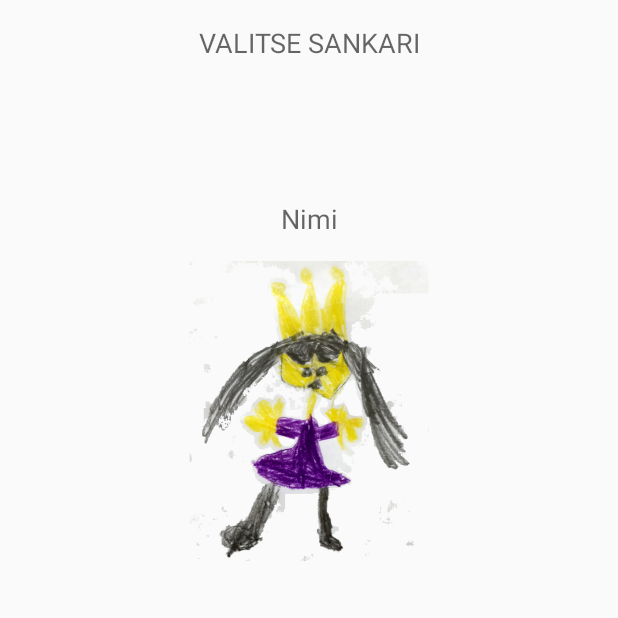
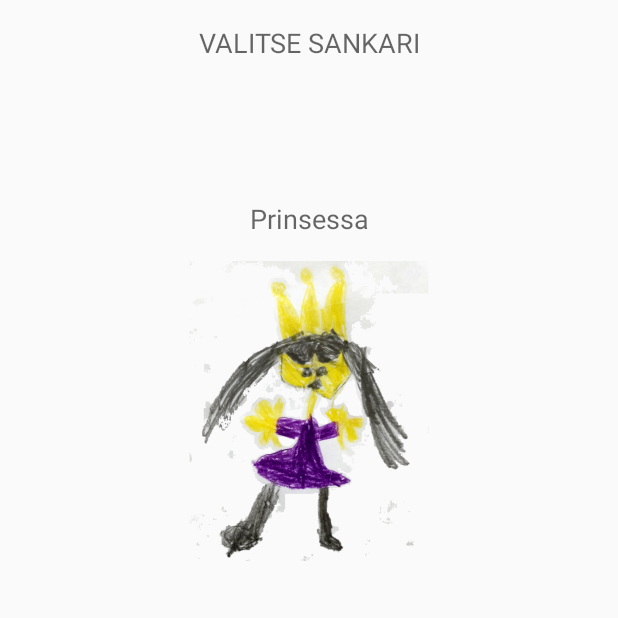
Before and after one commit to mvjseppa/EmmanSokkelo, an Android app: the screen it shows after launch (HeroViewPagerActivity), on a phone screen of 412 x 824 dp, the top half of it. Run offline under Robolectric (Android 15) with nearby library versions, the phone set to English and light mode, and no system bars; libraries missing offline, so code that uses them is left out: seppala.mikko.

Commit message:
When user selects a hero it is actually used in the maze. Add another hero type: "Tonttu"

```diff
--- a/app/src/main/java/seppala/mikko/EmmanSokkelo/HeroFragment.kt
+++ b/app/src/main/java/seppala/mikko/EmmanSokkelo/HeroFragment.kt
@@ -2,16 +2,59 @@ package seppala.mikko.EmmanSokkelo
 
 import android.os.Bundle
 import android.support.v4.app.Fragment
+import android.support.v4.content.ContextCompat
 import android.view.LayoutInflater
 import android.view.View
 import android.view.ViewGroup
+import android.widget.ImageView
+import android.widget.TextView
 
 class HeroFragment : Fragment() {
 
+    private lateinit var textView : TextView
+    private lateinit var imageView : ImageView
+
+    var imageId : Int = R.drawable.hero_500px
+    var name : String = "Name placeholder"
+
+    override fun onActivityCreated(savedInstanceState: Bundle?)
+    {
+        arguments = savedInstanceState
+        super.onActivityCreated(savedInstanceState)
+    }
+
     override fun onCreateView(inflater: LayoutInflater, container: ViewGroup?,
-                              savedInstanceState: Bundle?): View? {
+                              savedInstanceState: Bundle?): View?
+    {
         return inflater.inflate(R.layout.fragment_hero, container, false)
     }
 
+    override fun onViewCreated(view: View?, savedInstanceState: Bundle?)
+    {
+        textView = view?.findViewById(R.id.hero_name_text)!!
+        imageView = view.findViewById(R.id.hero_fragment_image)
 
+        arguments = savedInstanceState
+
+        textView.text = name
+        imageView.setImageDrawable(ContextCompat.getDrawable(context, imageId))
+
+        super.onViewCreated(view, savedInstanceState)
+    }
+
+    override fun setArguments(args: Bundle?)
+    {
+
+        imageId = args?.getInt("imageId") ?: imageId
+        name = args?.getString("name") ?: name
+
+        super.setArguments(args)
+    }
+
+    override fun onSaveInstanceState(outState: Bundle?)
+    {
+        outState?.putString("name", name)
+        outState?.putInt("imageId", imageId)
+        super.onSaveInstanceState(outState)
+    }
 }
--- a/app/src/main/java/seppala/mikko/EmmanSokkelo/HeroViewPagerActivity.kt
+++ b/app/src/main/java/seppala/mikko/EmmanSokkelo/HeroViewPagerActivity.kt
@@ -1,5 +1,6 @@
 package seppala.mikko.EmmanSokkelo
 
+import android.content.Intent
 import android.support.v4.app.FragmentManager
 import android.os.Bundle
 import android.support.v4.app.Fragment
@@ -15,9 +16,8 @@ class HeroViewPagerActivity : FragmentActivity()
     private lateinit var pager : ViewPager
     private lateinit var acceptButton : Button
     private val pagerAdapter = HeroPagerAdapter(supportFragmentManager)
-    private val fragments = arrayOf(HeroFragment(), HeroFragment(), HeroFragment())
 
-
+    private var fragments = emptyList<HeroFragment>()
 
 
     override fun onCreate(savedInstanceState: Bundle?)
@@ -25,11 +25,14 @@ class HeroViewPagerActivity : FragmentActivity()
         super.onCreate(savedInstanceState)
         setContentView(R.layout.activity_hero_view_pager)
 
+        fragments += createFragment("Prinsessa", R.drawable.hero_500px)
+        fragments += createFragment("Tonttu", R.drawable.tonttu_500px)
+
         pager = findViewById(R.id.pager)
         pager.adapter = pagerAdapter
 
         acceptButton = findViewById(R.id.hero_select_button)
-        acceptButton.setOnClickListener({_ ->  setContentView(R.layout.activity_main)})
+        acceptButton.setOnClickListener({_ ->  onSelectButtonClick()})
     }
 
     override fun onBackPressed()
@@ -45,4 +48,23 @@ class HeroViewPagerActivity : FragmentActivity()
         override fun getCount(): Int = fragments.size
 
     }
+
+    private fun createFragment(name: String, imageId: Int) : HeroFragment
+    {
+        val fragment = HeroFragment()
+
+        val b = Bundle()
+        b.putString("name", name)
+        b.putInt("imageId", imageId)
+        fragment.arguments = b
+
+        return fragment
+    }
+
+    private fun onSelectButtonClick()
+    {
+        val i = Intent(this, MainActivity::class.java)
+        i.putExtra("heroDrawableId", fragments[pager.currentItem].imageId)
+        startActivity(i)
+    }
 }
--- a/app/src/main/java/seppala/mikko/EmmanSokkelo/MainActivity.kt
+++ b/app/src/main/java/seppala/mikko/EmmanSokkelo/MainActivity.kt
@@ -12,7 +12,7 @@ class MainActivity : AppCompatActivity()
         super.onCreate(savedInstanceState)
         setContentView(R.layout.activity_main)
 
+        mazeView.updateHeroDrawable(intent.getIntExtra("heroDrawableId", R.drawable.hero_500px))
         mazeView.postInvalidate()
     }
-
 }
```
Also changed, not shown: app/src/main/java/seppala/mikko/EmmanSokkelo/MazeView.kt (+12 -2 lines), app/src/main/res/drawable/tonttu_500px.png (added).
